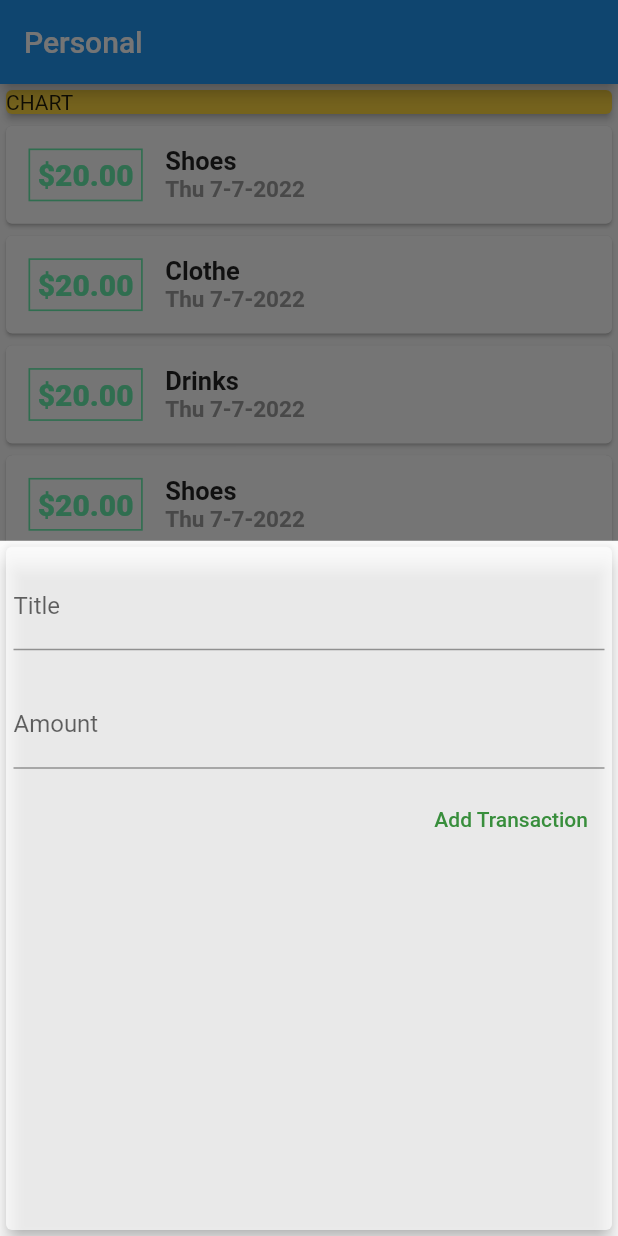
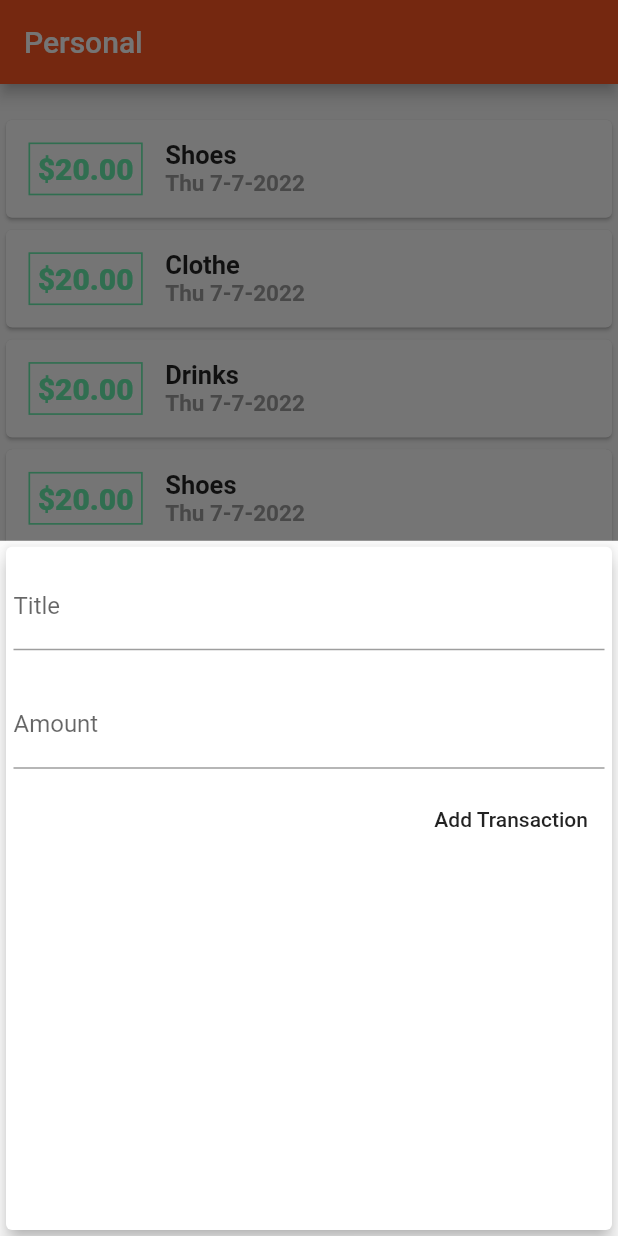
Before and after one commit to Lekki369/class_2, a Flutter app: the screen it shows after launch, after a tap on the "add" icon, on a phone screen of 412 x 824 dp. Run offline on Flutter 3.47's test engine with Material 2 defaults, Android fonts, the phone set to English and light mode, and no system bars.

Commit message:
added a chart class

```diff
--- a/lib/main.dart
+++ b/lib/main.dart
@@ -1,12 +1,13 @@
 // ignore_for_file: use_key_in_widget_constructors, avoid_unnecessary_containers, prefer_const_constructors, prefer_const_literals_to_create_immutables, deprecated_member_use
 
-import 'package:class_2/views/transaction_list.dart';
+import '../views/transaction_list.dart';
 
 import '../views/new_transaction.dart';
 
 import 'package:flutter/material.dart';
 
 import 'models/transaction.dart';
+import 'views/chart.dart';
 
 void main() {
   runApp(
@@ -64,6 +65,13 @@ class _MyAppState extends State<MyApp> {
       title: 'Shoes',
     )
   ];
+  List<Transaction> get _recentTransaction {
+    final tras = _transactions.where((transction) {
+      return transction.date
+          .isAfter(DateTime.now().subtract(Duration(days: 7)));
+    });
+    return tras.toList();
+  }
 
   void _addNewTransacton(String title, double amount) {
     final newTx = Transaction(
@@ -94,6 +102,8 @@ class _MyAppState extends State<MyApp> {
   @override
   Widget build(BuildContext context) {
     return MaterialApp(
+      theme: ThemeData(
+          primarySwatch: Colors.deepOrange, accentColor: Colors.amber),
       home: Scaffold(
         floatingActionButtonLocation: FloatingActionButtonLocation.centerFloat,
         floatingActionButton: FloatingActionButton(
@@ -106,13 +116,8 @@ class _MyAppState extends State<MyApp> {
         body: SingleChildScrollView(
           //   keyboardDismissBehavior: ScrollViewKeyboardDismissBehavior.onDrag,
           child: Column(children: [
-            SizedBox(
-              width: double.infinity,
-              child: Card(
-                color: Colors.amberAccent,
-                elevation: 2,
-                child: Text('CHART'),
-              ),
+            Chart(
+              recentTransaction: _recentTransaction,
             ),
             TransactionList(transaction: _transactions)
           ]),
--- /dev/null
+++ b/lib/views/chart.dart
@@ -0,0 +1,41 @@
+// ignore_for_file: prefer_const_constructors
+
+import '../models/transaction.dart';
+import 'package:flutter/material.dart';
+import 'package:intl/intl.dart';
+
+class Chart extends StatelessWidget {
+  final List<Transaction> recentTransaction;
+  Chart({
+    required this.recentTransaction,
+    Key? key,
+  }) : super(key: key);
+
+  List<Map<String, Object>> get groupedTransaction {
+    return List.generate(7, (index) {
+      final weekDay = DateTime.now().subtract(
+        Duration(days: index),
+      );
+      double totalSum = 0.0;
+      for (var i = 0; i < recentTransaction.length; i++) {
+        if (recentTransaction[i].date.day == weekDay.day &&
+            recentTransaction[i].date.month == weekDay.month &&
+            recentTransaction[i].date.year == weekDay.year) {
+          totalSum += recentTransaction[i].amount;
+        }
+      }
+      return {'day': DateFormat.E().format(weekDay), 'amount': totalSum};
+    });
+  }
+
+  @override
+  Widget build(BuildContext context) {
+    print(groupedTransaction);
+    return Card(
+        elevation: 6,
+        margin: EdgeInsets.all(10),
+        child: Row(
+          children: [],
+        ));
+  }
+}
--- a/lib/views/new_transaction.dart
+++ b/lib/views/new_transaction.dart
@@ -36,7 +36,7 @@ class _NewTransactionState extends State<NewTransaction> {
   Widget build(BuildContext context) {
     return Card(
       elevation: 5,
-      color: Colors.white70,
+      //   color: Colors.white70,
       child: Column(crossAxisAlignment: CrossAxisAlignment.end, children: [
         Padding(
           padding: const EdgeInsets.symmetric(vertical: 10, horizontal: 5),
@@ -59,7 +59,7 @@ class _NewTransactionState extends State<NewTransaction> {
         ),
         FlatButton(
           onPressed: submitted,
-          textColor: Colors.green[700],
+          // textColor: Colors.green[700],
           child: const Text(
             'Add Transaction',
           ),
```
